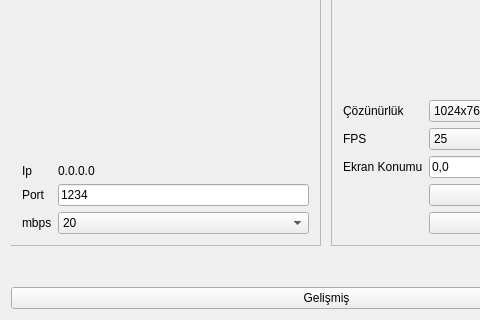
Before: the Qt Designer form mainwindow.ui in taliptayfur/smartpro, drawn with Qt 5; both pictures show x 0 to 480 and y 86 to 406 of the 653 by 406 pixel window.
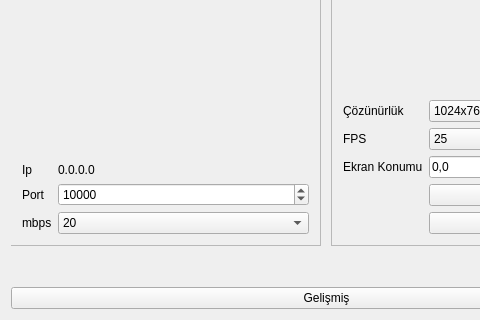
After: the same form once the commit is applied.

The edit to the form file:
```diff
--- a/mainwindow.ui
+++ b/mainwindow.ui
@@ -92,13 +92,6 @@
                </property>
               </widget>
              </item>
-             <item row="3" column="1">
-              <widget class="QLineEdit" name="portSetting">
-               <property name="text">
-                <string>1234</string>
-               </property>
-              </widget>
-             </item>
              <item row="4" column="0">
               <widget class="QLabel" name="label_5">
                <property name="text">
@@ -148,6 +141,19 @@
                </property>
               </widget>
              </item>
+             <item row="3" column="1">
+              <widget class="QSpinBox" name="portSetting">
+               <property name="minimum">
+                <number>1025</number>
+               </property>
+               <property name="maximum">
+                <number>65000</number>
+               </property>
+               <property name="value">
+                <number>10000</number>
+               </property>
+              </widget>
+             </item>
             </layout>
            </item>
           </layout>
```
Left out of the diff: 2 changed lines with no effect on the pictures.
